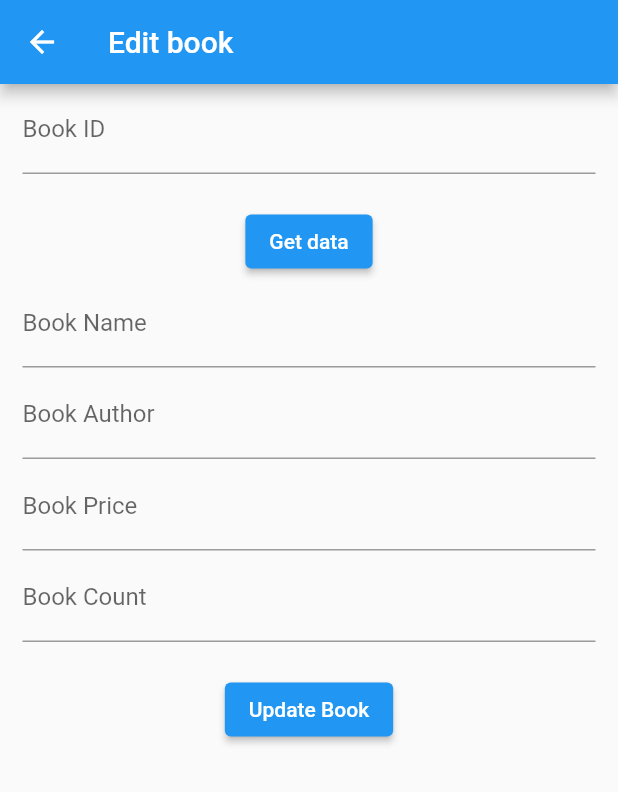
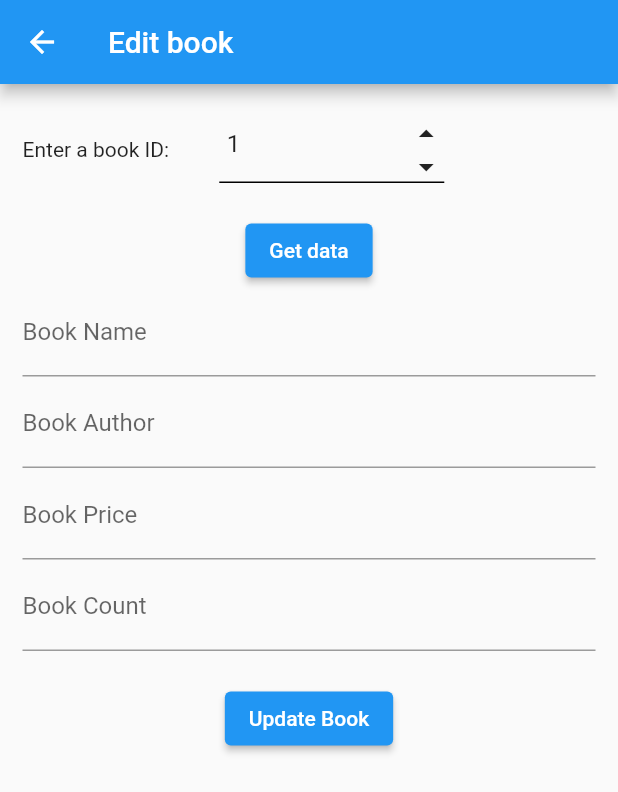
Before and after one commit to key292sol/flutter-book-store-management-system, a Flutter app: the EditBookScreen screen opened directly, on a phone screen of 412 x 824 dp. Shown: the top 792 px of the screen. Run offline on Flutter 3.47's test engine with Material 2 defaults, Android fonts, the phone set to English and light mode, and no system bars.

Commit message:
Used IntNumberField for Book ID

```diff
--- a/lib/ui/EditBookScreen.dart
+++ b/lib/ui/EditBookScreen.dart
@@ -1,8 +1,8 @@
 import 'package:book_store_management/data/AllBooks.dart';
 import 'package:book_store_management/data/Book.dart';
+import 'package:book_store_management/ui/custom_widgets/IntNumberInputField.dart';
 import 'package:book_store_management/ui/custom_widgets/ShowDialogs.dart';
 import 'package:flutter/material.dart';
-import 'package:flutter/services.dart';
 
 class EditBookScreen extends StatefulWidget {
   const EditBookScreen({ Key? key }) : super(key: key);
@@ -20,6 +20,8 @@ class _EditBookScreenState extends State<EditBookScreen> {
   Map _inputsControllers = {};
   Book? _curBook;
 
+  int _bookId = AllBooks.getFirstBookId();
+
   void updateBookDataUI() {
     _inputsControllers["bookName"].text = _curBook?.name;
     _inputsControllers["bookAuthor"].text = _curBook?.author;
@@ -28,18 +30,10 @@ class _EditBookScreenState extends State<EditBookScreen> {
   }
 
   void showBookData() {
-    String bookIdText = _inputsControllers["bookId"].text;
-
-    if (bookIdText == "") {
-      ShowDialogs.showToast("Enter the sr. no. of a book");
-      return;
-    }
-
-    int bookId = int.parse(bookIdText) - 1;
-    _curBook = AllBooks.getBookById(bookId);
+    _curBook = AllBooks.getBookById(_bookId);
 
     if (_curBook == null) {
-      ShowDialogs.showToast("The sr. no. does not exist");
+      ShowDialogs.showToast("The Book ID does not exist");
       return;
     }
 
@@ -79,15 +73,28 @@ class _EditBookScreenState extends State<EditBookScreen> {
     return Column(
       children: [
 
-        // TODO: Change to IntNumberInputField
-        Padding(
-          padding: insets,
-          child: TextField(
-            controller: _inputsControllers["bookId"],
-            decoration: new InputDecoration(labelText: "Book ID"),
-            keyboardType: TextInputType.number,
-            inputFormatters: [
-              FilteringTextInputFormatter.digitsOnly
+        Padding(padding: buttonInsets),
+
+        Container(
+          child: Row(
+            children: [
+              Padding(
+                padding: insets,
+                child: Text(
+                  "Enter a book ID: "
+                )
+              ),
+              Padding(
+                padding: insets,
+                child: IntNumberInputField(
+                  minValue: AllBooks.getFirstBookId(),
+                  maxValue: AllBooks.getLastBookId(),
+                  value: this._bookId,
+                  onValueChanged: (int newValue) {
+                    this._bookId = newValue;
+                  },
+                ),
+              ),
             ],
           ),
         ),
```
Also changed, not shown: lib/ui/SearchBookScreen.dart (+36 -11 lines).
